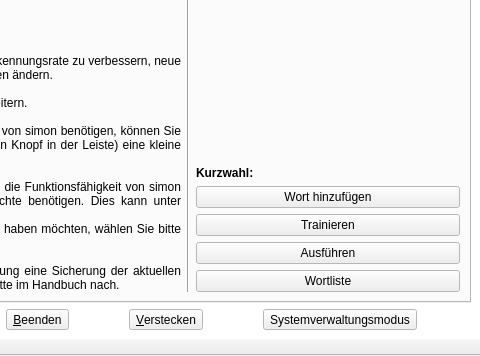
First picture: the form in ui/main.ui, repository KDE/simon, before the edit; both pictures show x 313 to 793 and y 217 to 573 of the 793 by 573 pixel window.
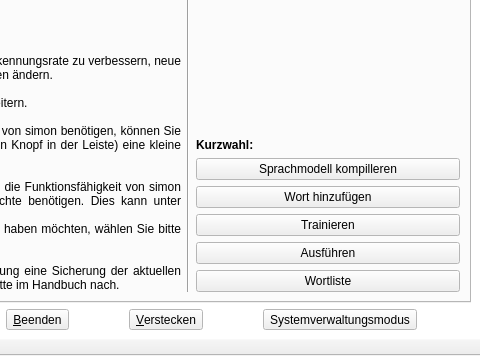
Second picture: the form after the edit. Icons and pictures are not drawn. Custom widgets are drawn as their Qt base class.

```diff
--- a/ui/main.ui
+++ b/ui/main.ui
@@ -380,6 +380,16 @@
             </property>
            </widget>
           </item>
+          <item>
+           <widget class="QPushButton" name="pbCompileModel" >
+            <property name="text" >
+             <string>Sprachmodell kompilleren</string>
+            </property>
+            <property name="icon" >
+             <iconset resource="../simon.qrc" >:/images/icons/face-monkey.svg</iconset>
+            </property>
+           </widget>
+          </item>
           <item>
            <widget class="QPushButton" name="pbQuickAddWord" >
             <property name="maximumSize" >
```
